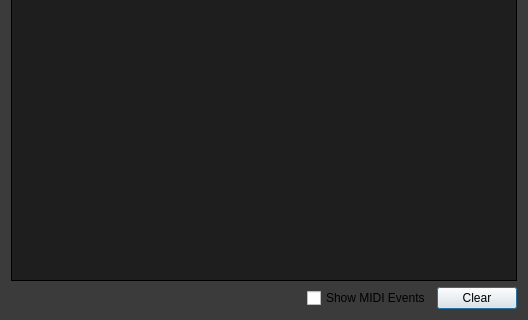
This is src/consoledialog.ui in noedigcode/konfyt as Qt 5 draws it before an edit; both pictures show x 0 to 528 and y 247 to 567 of the 528 by 567 pixel window. The edited form follows.
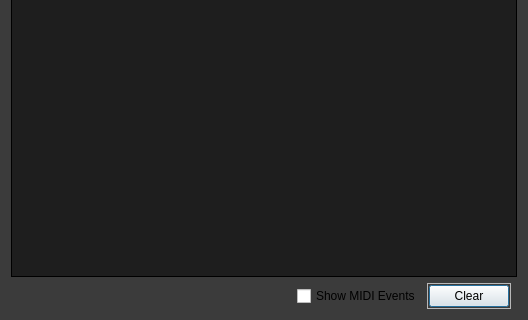
This is the edited form.

Commit message: Consolidated most style sheets into MainWindow's stylesheet; Busy adapting style sheets and layout for variable font size support.

Patch:
```diff
--- a/src/consoledialog.ui
+++ b/src/consoledialog.ui
@@ -19,10 +19,19 @@
 }</string>
   </property>
   <layout class="QGridLayout" name="gridLayout">
-   <item row="1" column="2">
-    <widget class="QPushButton" name="pushButton_Clear">
+   <item row="0" column="0" colspan="4">
+    <widget class="QTextBrowser" name="textBrowser">
+     <property name="styleSheet">
+      <string notr="true">background-color: rgb(30,30,30);
+	color: rgb(150,150,150);
+	border: 1px solid;</string>
+     </property>
+    </widget>
+   </item>
+   <item row="1" column="1">
+    <widget class="QCheckBox" name="checkBox_ShowMidiEvents">
      <property name="text">
-      <string>Clear</string>
+      <string>Show MIDI Events</string>
      </property>
     </widget>
    </item>
@@ -39,20 +48,47 @@
      </property>
     </spacer>
    </item>
-   <item row="0" column="0" colspan="3">
-    <widget class="QTextBrowser" name="textBrowser">
+   <item row="1" column="2">
+    <widget class="QFrame" name="frame">
      <property name="styleSheet">
-      <string notr="true">background-color: rgb(30,30,30);
-	color: rgb(150,150,150);
-	border: 1px solid;</string>
+      <string notr="true">QFrame{
+	max-height: 2em;
+	padding: 1px;
+}</string>
      </property>
-    </widget>
-   </item>
-   <item row="1" column="1">
-    <widget class="QCheckBox" name="checkBox_ShowMidiEvents">
-     <property name="text">
-      <string>Show MIDI Events</string>
+     <property name="frameShape">
+      <enum>QFrame::StyledPanel</enum>
      </property>
+     <property name="frameShadow">
+      <enum>QFrame::Raised</enum>
+     </property>
+     <property name="buttonFrame" stdset="0">
+      <bool>true</bool>
+     </property>
+     <layout class="QHBoxLayout" name="horizontalLayout">
+      <property name="spacing">
+       <number>0</number>
+      </property>
+      <property name="leftMargin">
+       <number>0</number>
+      </property>
+      <property name="topMargin">
+       <number>0</number>
+      </property>
+      <property name="rightMargin">
+       <number>0</number>
+      </property>
+      <property name="bottomMargin">
+       <number>0</number>
+      </property>
+      <item>
+       <widget class="QPushButton" name="pushButton_Clear">
+        <property name="text">
+         <string>Clear</string>
+        </property>
+       </widget>
+      </item>
+     </layout>
     </widget>
    </item>
   </layout>
```
The commit also changes 3 other files.
